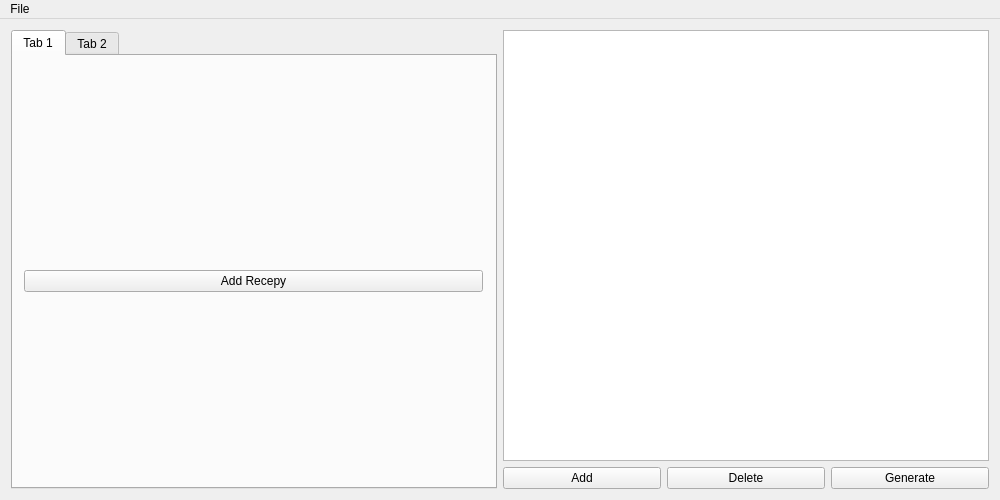
First picture: the form in mainwindow.ui, repository benjamin-zach/MiCasaQt, before the edit.
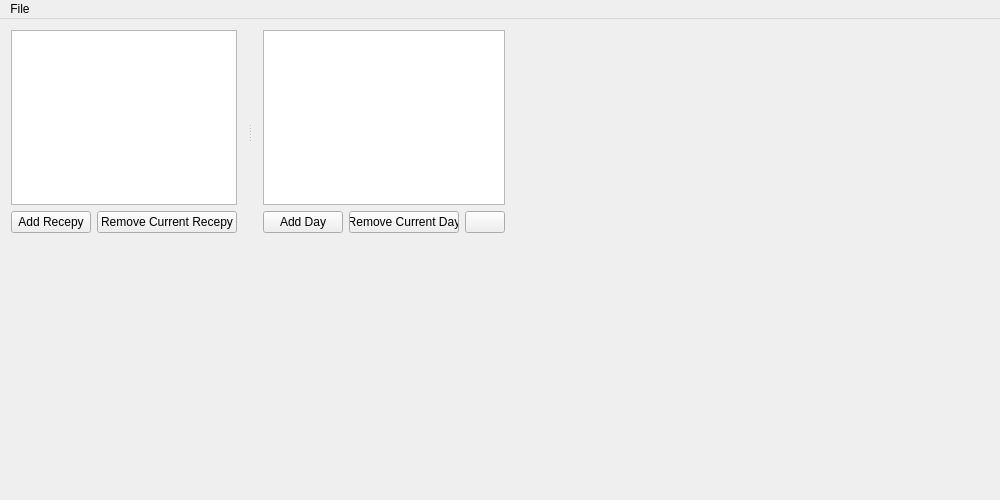
Second picture: the form after the edit. Icons and pictures are not drawn.

The edit to the form file:
```diff
--- a/mainwindow.ui
+++ b/mainwindow.ui
@@ -14,51 +14,45 @@
    <string>MainWindow</string>
   </property>
   <widget class="QWidget" name="centralWidget">
-   <layout class="QVBoxLayout" name="verticalLayout_3">
+   <widget class="QSplitter" name="splitter">
+    <property name="geometry">
+     <rect>
+      <x>0</x>
+      <y>0</y>
+      <width>516</width>
+      <height>225</height>
+     </rect>
+    </property>
+    <property name="orientation">
+     <enum>Qt::Horizontal</enum>
+    </property>
+    <widget class="QWidget" name="layoutWidget">
+     <layout class="QVBoxLayout" name="CatalogueWidget">
+      <item>
+       <widget class="QListWidget" name="listWidget_2"/>
+      </item>
     <item>
      <layout class="QHBoxLayout" name="horizontalLayout">
       <item>
-       <layout class="QVBoxLayout" name="verticalLayout_2">
-        <item>
-         <widget class="QTabWidget" name="tabWidget">
-          <property name="currentIndex">
-           <number>0</number>
-          </property>
-          <widget class="QWidget" name="tab">
-           <attribute name="title">
-            <string>Tab 1</string>
-           </attribute>
-           <widget class="QWidget" name="gridLayoutWidget">
-            <property name="geometry">
-             <rect>
-              <x>0</x>
-              <y>0</y>
-              <width>481</width>
-              <height>451</height>
-             </rect>
-            </property>
-            <layout class="QGridLayout" name="gridLayout">
-             <item row="0" column="0">
-              <widget class="QPushButton" name="pushButton">
+         <widget class="QPushButton" name="addRecepyButton">
                <property name="text">
                 <string>Add Recepy</string>
                </property>
               </widget>
              </item>
-            </layout>
-           </widget>
-          </widget>
-          <widget class="QWidget" name="tab_2">
-           <attribute name="title">
-            <string>Tab 2</string>
-           </attribute>
-          </widget>
-         </widget>
-        </item>
-       </layout>
-      </item>
       <item>
-       <layout class="QVBoxLayout" name="verticalLayout">
+         <widget class="QPushButton" name="pushButton_2">
+          <property name="text">
+           <string>Remove Current Recepy</string>
+          </property>
+         </widget>
+        </item>
+       </layout>
+      </item>
+     </layout>
+    </widget>
+    <widget class="QWidget" name="layoutWidget_2">
+     <layout class="QVBoxLayout" name="CalenderWindet">
         <item>
          <widget class="QListWidget" name="listWidget"/>
         </item>
@@ -67,31 +61,34 @@
           <item>
            <widget class="QPushButton" name="addBtn">
             <property name="text">
-             <string>Add</string>
+           <string>Add Day</string>
             </property>
            </widget>
           </item>
           <item>
            <widget class="QPushButton" name="delBtn">
             <property name="text">
-             <string>Delete</string>
+           <string>Remove Current Day</string>
             </property>
            </widget>
           </item>
           <item>
            <widget class="QPushButton" name="genBtn">
             <property name="text">
-             <string>Generate</string>
-            </property>
+           <string/>
+          </property>
+          <property name="icon">
+           <iconset resource="resources.qrc">
+            <normaloff>:/Textures/Textures/ShoppingCart.png</normaloff>
+            <normalon>:/Textures/Textures/ShoppingCart.png</normalon>:/Textures/Textures/ShoppingCart.png</iconset>
+          </property>
            </widget>
           </item>
          </layout>
         </item>
        </layout>
-      </item>
-     </layout>
-    </item>
-   </layout>
+    </widget>
+   </widget>
   </widget>
   <widget class="QMenuBar" name="menuBar">
    <property name="geometry">
```
Left out of the diff: 4 changed lines with no effect on the pictures. Lines whose indentation alone changed are shown as unchanged.
